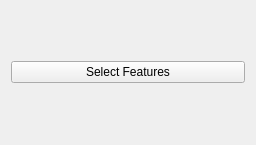
Qt form ilastik/applets/objectExtraction/drawer.ui (ilastik/ilastik) before a commit.
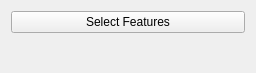
The same form after that commit.

Commit message: object extraction: added vertical spacer

What changed in the file:
```diff
--- a/ilastik/applets/objectExtraction/drawer.ui
+++ b/ilastik/applets/objectExtraction/drawer.ui
@@ -7,7 +7,7 @@
     <x>0</x>
     <y>0</y>
     <width>256</width>
-    <height>145</height>
+    <height>73</height>
    </rect>
   </property>
   <property name="sizePolicy">
@@ -41,6 +41,19 @@
        </property>
       </widget>
      </item>
+     <item>
+      <spacer name="verticalSpacer">
+       <property name="orientation">
+        <enum>Qt::Vertical</enum>
+       </property>
+       <property name="sizeHint" stdset="0">
+        <size>
+         <width>20</width>
+         <height>40</height>
+        </size>
+       </property>
+      </spacer>
+     </item>
     </layout>
    </item>
   </layout>
```
